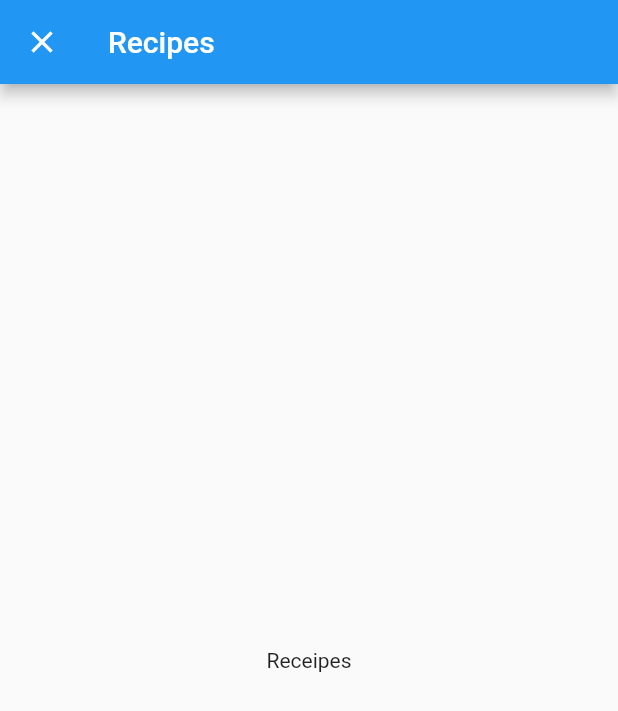
After one commit to p-raj/flutter_meals_app, a Flutter app: the screen it shows after launch, after a tap on "Italian", on a phone screen of 412 x 824 dp. The commit adds this screen. Shown: the top 711 px of the screen. Run offline on Flutter 3.47's test engine with Material 2 defaults, Android fonts, the phone set to English and light mode, and no system bars.

Commit message:
Navigator: to switch screens

```diff
--- a/lib/category_item.dart
+++ b/lib/category_item.dart
@@ -1,27 +1,36 @@
 import 'package:flutter/material.dart';
+import 'package:flutter_meals_app/category_meals_screen.dart';
 
 class CategoryItem extends StatelessWidget {
-
   final String title;
   final Color color;
 
   CategoryItem(this.title, this.color);
 
+  void selectCategory(BuildContext bc) {
+    Navigator.of(bc).push(
+      MaterialPageRoute(
+        builder: (_){
+          return CategoryMealsScreen();
+        },
+        fullscreenDialog: true,
+      )
+    );
+  }
+
   @override
   Widget build(BuildContext context) {
-    return Container(
-      padding: const EdgeInsets.all(15),
-      child: Text(title),
-      decoration: BoxDecoration(
-        gradient: LinearGradient(
-          colors: [
-            color.withOpacity(0.7),
-            color.withOpacity(1),
-          ],
-          begin: Alignment.topLeft,
-          end: Alignment.bottomRight
-        ),
-        borderRadius: BorderRadius.circular(15)
+    return InkWell(
+      onTap: () => selectCategory(context),
+      child: Container(
+        padding: const EdgeInsets.all(15),
+        child: Text(title),
+        decoration: BoxDecoration(
+            gradient: LinearGradient(colors: [
+              color.withOpacity(0.7),
+              color.withOpacity(1),
+            ], begin: Alignment.topLeft, end: Alignment.bottomRight),
+            borderRadius: BorderRadius.circular(15)),
       ),
     );
   }
--- /dev/null
+++ b/lib/category_meals_screen.dart
@@ -0,0 +1,15 @@
+import 'package:flutter/material.dart';
+
+class CategoryMealsScreen extends StatelessWidget {
+  @override
+  Widget build(BuildContext context) {
+    return Scaffold(
+      appBar: AppBar(
+        title: const Text('Recipes'),
+      ),
+      body: Center(
+        child: Text('Receipes'),
+      ),
+    );
+  }
+}
```
